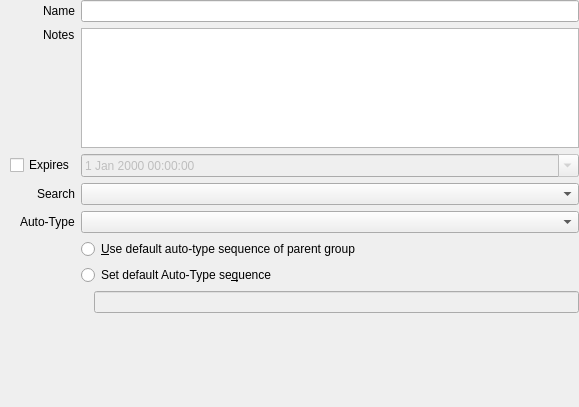
The window that src/gui/group/EditGroupWidgetMain.ui (keepassxreboot/keepassxc) describes before a commit, drawn with Qt 5.
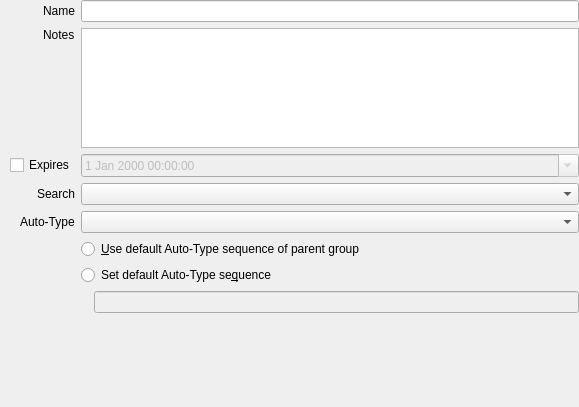
The same window after the commit.

Commit message: Use consistent terminology

The edit to the form file:
```diff
--- a/src/gui/group/EditGroupWidgetMain.ui
+++ b/src/gui/group/EditGroupWidgetMain.ui
@@ -96,7 +96,7 @@
    <item row="5" column="1">
     <widget class="QRadioButton" name="autoTypeSequenceInherit">
      <property name="text">
-      <string>&amp;Use default auto-type sequence of parent group</string>
+      <string>&amp;Use default Auto-Type sequence of parent group</string>
      </property>
     </widget>
    </item>
```
